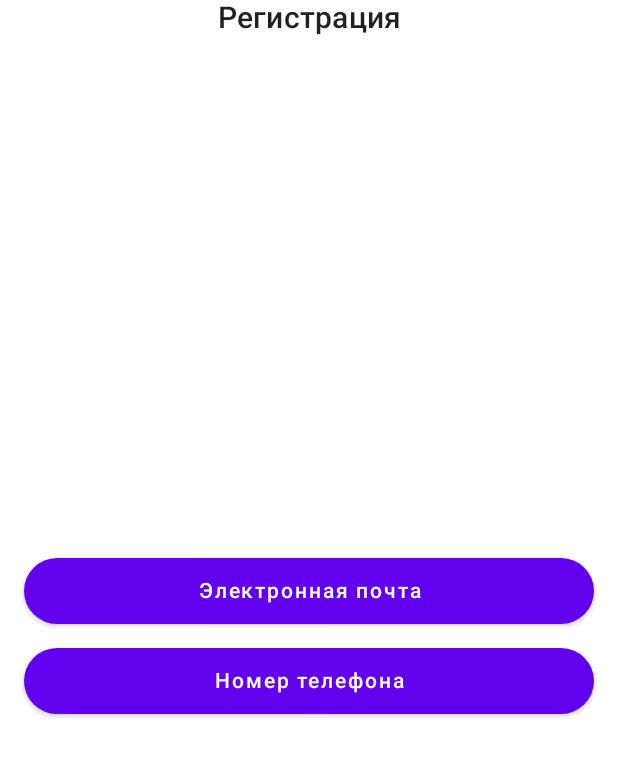
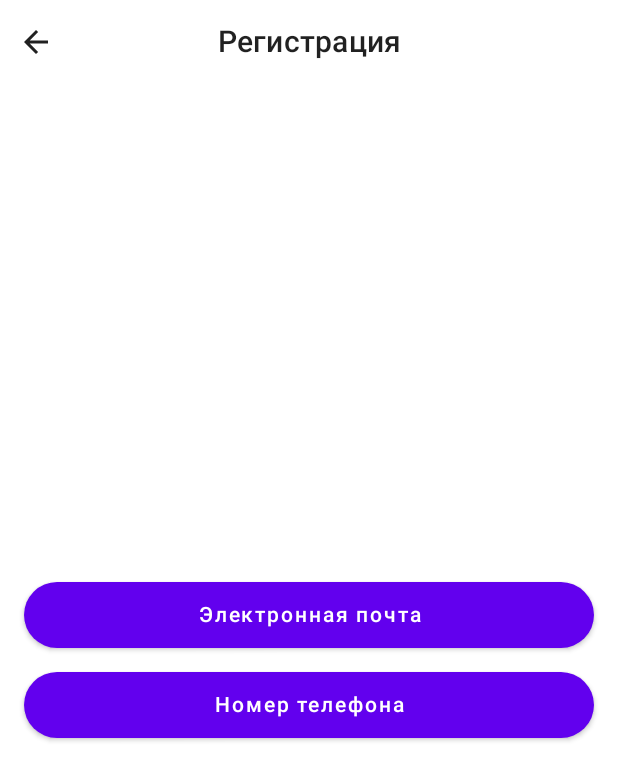
Before and after one commit to LaQqIII/Package-walk, an Android app built with Jetpack Compose: the Authorization screen opened through its navigation route, after a tap on "Зарегистрироваться", on a phone screen of 412 x 824 dp. Shown: the top 781 px of the screen. Run offline under Robolectric (Android 15) with nearby library versions, the phone set to English and light mode, and no system bars; our stand-ins replace Dagger/Hilt's generated code, Timber.

Commit message:
отрисовал верхнюю панель

```diff
--- a/app/src/main/java/com/example/packagewalk/ui/PackageWalkNavGraph.kt
+++ b/app/src/main/java/com/example/packagewalk/ui/PackageWalkNavGraph.kt
@@ -42,7 +42,7 @@ fun PackageWalkNavGraph(navController: NavHostController) {
 
         }
         composable(AuthorizationSections.REGISTRATION.route) {
-            RegistrationScreen()
+            RegistrationScreen(navigateBack = actions.navigateBack)
         }
     }
 }
--- /dev/null
+++ b/app/src/main/java/com/example/packagewalk/ui/PackageWalkTopBar.kt
@@ -0,0 +1,48 @@
+package com.example.packagewalk.ui
+
+import androidx.annotation.StringRes
+import androidx.compose.foundation.Image
+import androidx.compose.foundation.layout.*
+import androidx.compose.material.*
+import androidx.compose.material.icons.Icons
+import androidx.compose.material.icons.filled.AccountCircle
+import androidx.compose.material.icons.filled.Search
+import androidx.compose.runtime.Composable
+import androidx.compose.runtime.CompositionLocalProvider
+import androidx.compose.ui.Alignment
+import androidx.compose.ui.Modifier
+import androidx.compose.ui.graphics.vector.ImageVector
+import androidx.compose.ui.res.dimensionResource
+import androidx.compose.ui.res.painterResource
+import androidx.compose.ui.res.stringResource
+import androidx.compose.ui.unit.dp
+import com.example.packagewalk.R
+import com.example.packagewalk.ui.widgets.TextH6
+
+/**
+ * Отрисовывает верхнюю панель приложения
+ * @param titleId id строки из ресурсов, которая будет выведена в панели
+ * @param icon иконка, для отображения слева
+ * @param onClickIcon действие по нажатию на иконку
+ */
+@Composable
+fun PackageWalkTopBar(@StringRes titleId: Int?, icon: ImageVector?, onClickIcon: () -> Unit) {
+    Box(
+        modifier = Modifier
+            .fillMaxWidth()
+            .height(dimensionResource(R.dimen.height_top_bar)),
+        contentAlignment = Alignment.CenterStart
+    ) {
+        icon?.let {
+            IconButton(onClick = { onClickIcon() }) {
+                Icon(imageVector = icon, contentDescription = "")
+            }
+        }
+        titleId?.let {
+            TextH6(
+                stringId = R.string.registration,
+                modifier = Modifier.fillMaxWidth()
+            )
+        }
+    }
+}
--- a/app/src/main/java/com/example/packagewalk/ui/screens/authorization/AuthorizationScreen.kt
+++ b/app/src/main/java/com/example/packagewalk/ui/screens/authorization/AuthorizationScreen.kt
@@ -1,7 +1,9 @@
 package com.example.packagewalk.ui.screens.authorization
 
-import androidx.compose.foundation.layout.*
-import androidx.compose.material.*
+import androidx.compose.foundation.layout.Arrangement
+import androidx.compose.foundation.layout.Column
+import androidx.compose.foundation.layout.fillMaxSize
+import androidx.compose.material.Scaffold
 import androidx.compose.material.icons.Icons
 import androidx.compose.material.icons.filled.Close
 import androidx.compose.runtime.Composable
@@ -9,6 +11,7 @@ import androidx.compose.ui.Alignment
 import androidx.compose.ui.Modifier
 import androidx.compose.ui.tooling.preview.Preview
 import com.example.packagewalk.R
+import com.example.packagewalk.ui.PackageWalkTopBar
 import com.example.packagewalk.ui.widgets.StandartButton
 import com.example.packagewalk.ui.widgets.StandartOutlinedButton
 import com.example.packagewalk.ui.widgets.StandartSpacer
@@ -32,16 +35,12 @@ fun Authorization(
     Timber.d("Отрисовка экрана выбора зайти или зарегистрироваться !@# $TAG_SCREEN")
 
     Scaffold(topBar = {
-        // TopAppBar(actions = {})
-    })
-//    {
-//        Row(modifier = Modifier.fillMaxWidth()) {
-//            IconButton(onClick = { navigateBack() }) {
-//                Icon(imageVector = Icons.Default.Close, contentDescription = "")
-//            }
-//        }
-//    }) {
-    {
+        PackageWalkTopBar(
+            titleId = null,
+            icon = Icons.Default.Close,
+            onClickIcon = navigateBack
+        )
+    }) {
         Column(
             modifier = Modifier.fillMaxSize(),
             verticalArrangement = Arrangement.Bottom,
--- a/app/src/main/java/com/example/packagewalk/ui/screens/authorization/registration/RegistrationScreen.kt
+++ b/app/src/main/java/com/example/packagewalk/ui/screens/authorization/registration/RegistrationScreen.kt
@@ -1,21 +1,20 @@
 package com.example.packagewalk.ui.screens.authorization.registration
 
-import androidx.compose.foundation.layout.*
-import androidx.compose.material.Button
-import androidx.compose.material.MaterialTheme
+import androidx.compose.foundation.layout.Arrangement
+import androidx.compose.foundation.layout.Column
+import androidx.compose.foundation.layout.fillMaxSize
 import androidx.compose.material.Scaffold
-import androidx.compose.material.Text
+import androidx.compose.material.icons.Icons
+import androidx.compose.material.icons.filled.ArrowBack
+import androidx.compose.material.icons.filled.Close
 import androidx.compose.runtime.Composable
 import androidx.compose.ui.Alignment
 import androidx.compose.ui.Modifier
-import androidx.compose.ui.res.dimensionResource
-import androidx.compose.ui.res.stringResource
-import androidx.compose.ui.text.style.TextAlign
 import androidx.compose.ui.tooling.preview.Preview
 import com.example.packagewalk.R
+import com.example.packagewalk.ui.PackageWalkTopBar
 import com.example.packagewalk.ui.widgets.StandartButton
 import com.example.packagewalk.ui.widgets.StandartSpacer
-import com.example.packagewalk.ui.widgets.TextH6
 import timber.log.Timber
 
 private const val TAG_SCREEN = "регистрация"
@@ -24,18 +23,19 @@ private const val TAG_SCREEN = "регистрация"
  * Экран, который отвечает за следующее:
  * 1. выбор варианты регистрации в приложении
  * 2. регистрация в приложении
+ * @param navigateBack функция, возвращающая на предыдущий экран
  */
 @Composable
-fun RegistrationScreen() {
+fun RegistrationScreen(navigateBack: () -> Unit) {
 
     Timber.d("Отрисовка экрана регистрации !@# $TAG_SCREEN")
 
     Scaffold(topBar = {
-        Row(
-            modifier = Modifier.fillMaxWidth(),
-            horizontalArrangement = Arrangement.Center,
-            verticalAlignment = Alignment.CenterVertically
-        ) { TextH6(R.string.registration) }
+        PackageWalkTopBar(
+            titleId = R.string.registration,
+            icon = Icons.Default.ArrowBack,
+            onClickIcon = navigateBack
+        )
     }) {
         Column(
             modifier = Modifier.fillMaxSize(),
@@ -55,5 +55,5 @@ fun RegistrationScreen() {
 @Preview(showBackground = true)
 @Composable
 private fun RegistrationScreenPreview() {
-    RegistrationScreen()
+    RegistrationScreen({})
 }
--- a/app/src/main/java/com/example/packagewalk/ui/widgets/TextH6.kt
+++ b/app/src/main/java/com/example/packagewalk/ui/widgets/TextH6.kt
@@ -4,6 +4,7 @@ import androidx.annotation.StringRes
 import androidx.compose.material.MaterialTheme
 import androidx.compose.material.Text
 import androidx.compose.runtime.Composable
+import androidx.compose.ui.Modifier
 import androidx.compose.ui.res.stringResource
 import androidx.compose.ui.text.style.TextAlign
 import androidx.compose.ui.tooling.preview.Preview
@@ -17,9 +18,10 @@ private const val ALPHA_HEAD_TEXT = 0.87f
  * @param stringId id ресурса с текстом
  */
 @Composable
-fun TextH6(@StringRes stringId: Int) {
+fun TextH6(@StringRes stringId: Int, modifier: Modifier = Modifier) {
     Text(
         text = stringResource(stringId),
+        modifier = modifier,
         color = MaterialTheme.colors.onBackground.copy(ALPHA_HEAD_TEXT),
         textAlign = TextAlign.Center,
         style = MaterialTheme.typography.h6
--- a/app/src/main/res/values/dimensions.xml
+++ b/app/src/main/res/values/dimensions.xml
@@ -10,7 +10,8 @@
     //all
     <dimen name="around_base">16dp</dimen>
 
-    //
+    //elements
     <dimen name="height_button_base">44dp</dimen>
+    <dimen name="height_top_bar">56dp</dimen>
 
 </resources>
```
